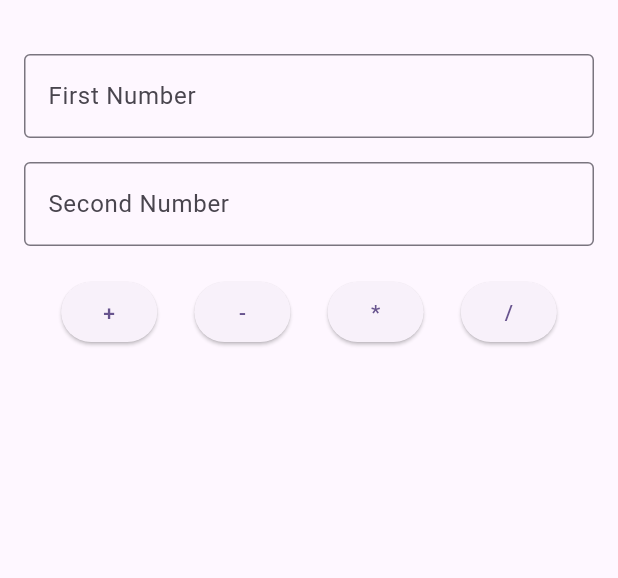
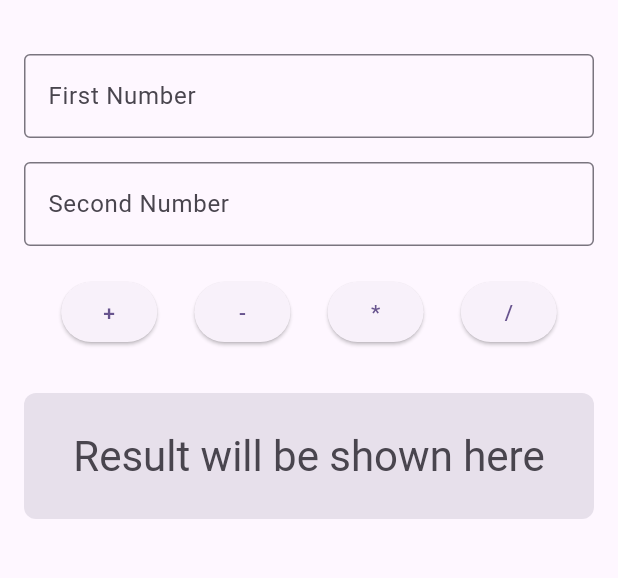
Before and after one commit to hayderr-glitch/simple_calculator, a Flutter app: the screen it shows after launch, on a phone screen of 412 x 824 dp, the part 84-662 px from its top. Run offline on Flutter 3.47's test engine with Material 3 defaults, Android fonts, the phone set to English and light mode, and no system bars.

Commit message:
tetx for results

```diff
--- a/lib/main.dart
+++ b/lib/main.dart
@@ -143,7 +143,21 @@ class _MyHomePageState extends State<MyHomePage> {
               ],
             ),
             const SizedBox(height: 30),
-            Text(_result, style: Theme.of(context).textTheme.headlineMedium),
+            Container(
+              width: double.infinity,
+              padding: const EdgeInsets.symmetric(vertical: 24.0),
+              decoration: BoxDecoration(
+                color: Theme.of(context).colorScheme.surfaceVariant,
+                borderRadius: BorderRadius.circular(8),
+              ),
+              child: Text(
+                _result.isEmpty ? 'Result will be shown here' : _result,
+                textAlign: TextAlign.center,
+                style: Theme.of(context).textTheme.headlineMedium?.copyWith(
+                  color: Theme.of(context).colorScheme.onSurfaceVariant,
+                ),
+              ),
+            ),
           ],
         ),
       ),
```
